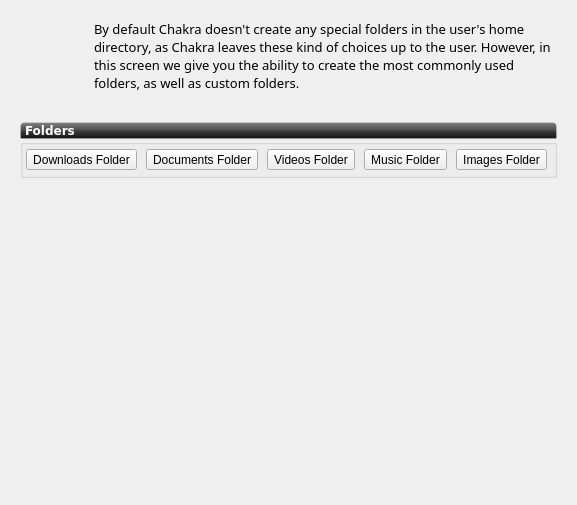
First picture: the form in ui/ui_scrFolder.ui, repository rshipp/kapudan, before the edit.
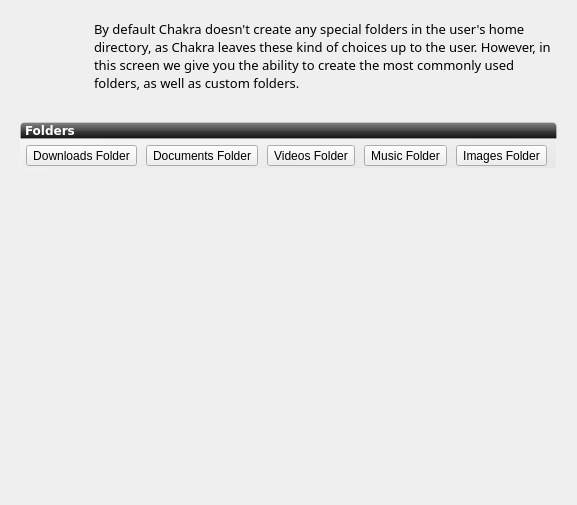
Second picture: the form after the edit. Icons and pictures are not drawn.

Commit message: rename QSS selector, fixing groupbox style

Diff of the .ui file:
```diff
--- a/ui/ui_scrFolder.ui
+++ b/ui/ui_scrFolder.ui
@@ -45,7 +45,7 @@
         <bool>true</bool>
        </property>
        <property name="styleSheet">
-        <string notr="true">#groupBoxUpdates{
+        <string notr="true">#groupBoxFolders{
 background-color: qlineargradient(spread:pad, x1:1, y1:1, x2:0, y2:0, stop:0 rgba(219, 219, 219, 100), stop:1 rgba(255, 255, 255, 100));
 border: 1px solid rgba(255,255,255,50);
 border-bottom-left-radius: 4px;
```
The commit also changes 1 other file.
